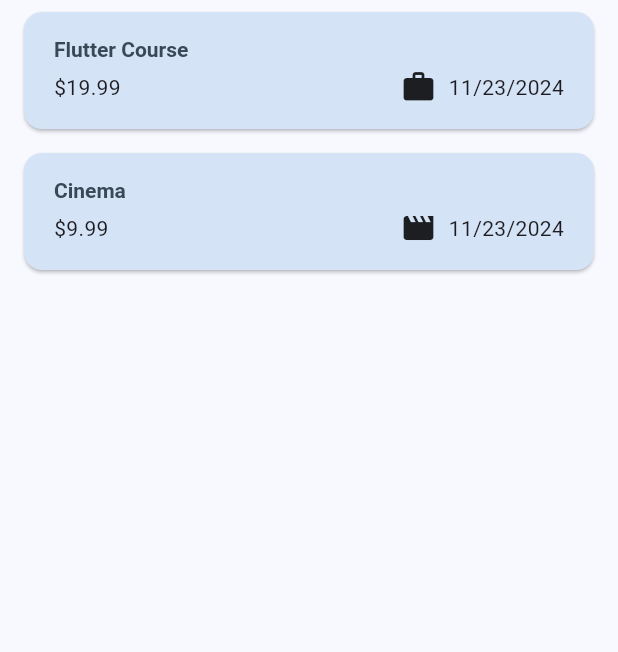
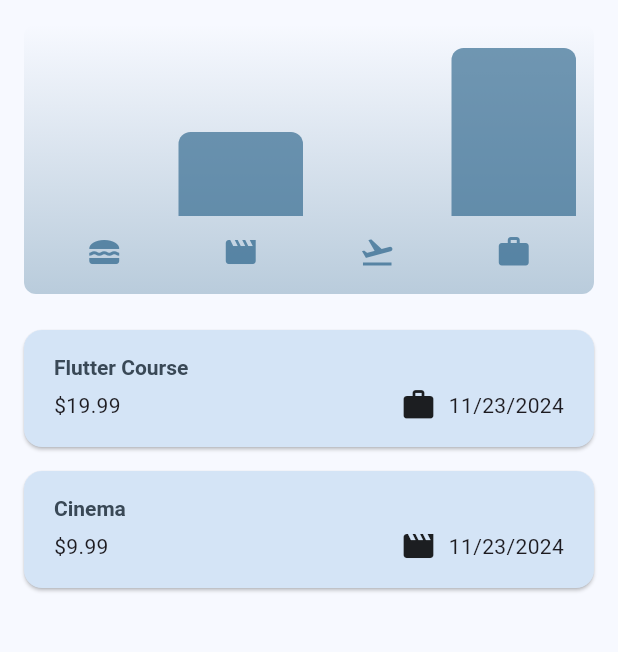
Before and after one commit to Gunawardhane/Flutter-Expenses-Tracker, a Flutter app: the screen it shows after launch, on a phone screen of 412 x 824 dp, the part 114-766 px from its top. Run offline on Flutter 3.47's test engine with Material 3 defaults, Android fonts, the phone set to English and light mode, and no system bars.

Commit message:
Added Chart Widgets

```diff
--- /dev/null
+++ b/lib/widgets/chart/chart.dart
@@ -0,0 +1,95 @@
+import 'package:flutter/material.dart';
+
+import 'package:expense_tracker/widgets/chart/chart_bar.dart';
+import 'package:expense_tracker/models/expense.dart';
+
+class Chart extends StatelessWidget {
+  const Chart({super.key, required this.expenses});
+
+  final List<Expense> expenses;
+
+  List<ExpenseBucket> get buckets {
+    return [
+      ExpenseBucket.forCategory(expenses, Category.food),
+      ExpenseBucket.forCategory(expenses, Category.leisure),
+      ExpenseBucket.forCategory(expenses, Category.travel),
+      ExpenseBucket.forCategory(expenses, Category.work),
+    ];
+  }
+
+  double get maxTotalExpense {
+    double maxTotalExpense = 0;
+
+    for (final bucket in buckets) {
+      if (bucket.totalExpenses > maxTotalExpense) {
+        maxTotalExpense = bucket.totalExpenses;
+      }
+    }
+
+    return maxTotalExpense;
+  }
+
+  @override
+  Widget build(BuildContext context) {
+    final isDarkMode =
+        MediaQuery.of(context).platformBrightness == Brightness.dark;
+    return Container(
+      margin: const EdgeInsets.all(16),
+      padding: const EdgeInsets.symmetric(
+        vertical: 16,
+        horizontal: 8,
+      ),
+      width: double.infinity,
+      height: 180,
+      decoration: BoxDecoration(
+        borderRadius: BorderRadius.circular(8),
+        gradient: LinearGradient(
+          colors: [
+            Theme.of(context).colorScheme.primary.withOpacity(0.3),
+            Theme.of(context).colorScheme.primary.withOpacity(0.0)
+          ],
+          begin: Alignment.bottomCenter,
+          end: Alignment.topCenter,
+        ),
+      ),
+      child: Column(
+        children: [
+          Expanded(
+            child: Row(
+              crossAxisAlignment: CrossAxisAlignment.end,
+              children: [
+                for (final bucket in buckets) // alternative to map()
+                  ChartBar(
+                    fill: bucket.totalExpenses == 0
+                        ? 0
+                        : bucket.totalExpenses / maxTotalExpense,
+                  )
+              ],
+            ),
+          ),
+          const SizedBox(height: 12),
+          Row(
+            children: buckets
+                .map(
+                  (bucket) => Expanded(
+                    child: Padding(
+                      padding: const EdgeInsets.symmetric(horizontal: 4),
+                      child: Icon(
+                        cateogryIcons[bucket.category],
+                        color: isDarkMode
+                            ? Theme.of(context).colorScheme.secondary
+                            : Theme.of(context)
+                                .colorScheme
+                                .primary
+                                .withOpacity(0.7),
+                      ),
+                    ),
+                  ),
+                )
+                .toList(),
+          )
+        ],
+      ),
+    );
+  }
+}
--- /dev/null
+++ b/lib/widgets/chart/chart_bar.dart
@@ -0,0 +1,34 @@
+import 'package:flutter/material.dart';
+
+class ChartBar extends StatelessWidget {
+  const ChartBar({
+    super.key,
+    required this.fill,
+  });
+
+  final double fill;
+
+  @override
+  Widget build(BuildContext context) {
+    final isDarkMode =
+        MediaQuery.of(context).platformBrightness == Brightness.dark;
+    return Expanded(
+      child: Padding(
+        padding: const EdgeInsets.symmetric(horizontal: 4),
+        child: FractionallySizedBox(
+          heightFactor: fill,
+          child: DecoratedBox(
+            decoration: BoxDecoration(
+              shape: BoxShape.rectangle,
+              borderRadius:
+                  const BorderRadius.vertical(top: Radius.circular(8)),
+              color: isDarkMode
+                  ? Theme.of(context).colorScheme.secondary
+                  : Theme.of(context).colorScheme.primary.withOpacity(0.65),
+            ),
+          ),
+        ),
+      ),
+    );
+  }
+}
--- a/lib/widgets/expenses.dart
+++ b/lib/widgets/expenses.dart
@@ -2,6 +2,7 @@ import 'package:expense_tracker/widgets/expenses_list/expenses_list.dart';
 import 'package:expense_tracker/widgets/new_expenses.dart';
 import 'package:flutter/material.dart';
 import 'package:expense_tracker/models/expense.dart';
+import 'package:expense_tracker/widgets/chart/chart.dart';
 
 class Expenses extends StatefulWidget {
   const Expenses({super.key});
@@ -90,7 +91,11 @@ class _ExpensesState extends State<Expenses> {
         ],
       ),
       body: Column(
-        children: [const Text('The Chart'), Expanded(child: mainContent)],
+        children: [
+          const Text('The Chart'),
+          Chart(expenses: _registeredExpenses),
+          Expanded(child: mainContent)
+        ],
       ),
     );
   }
```
